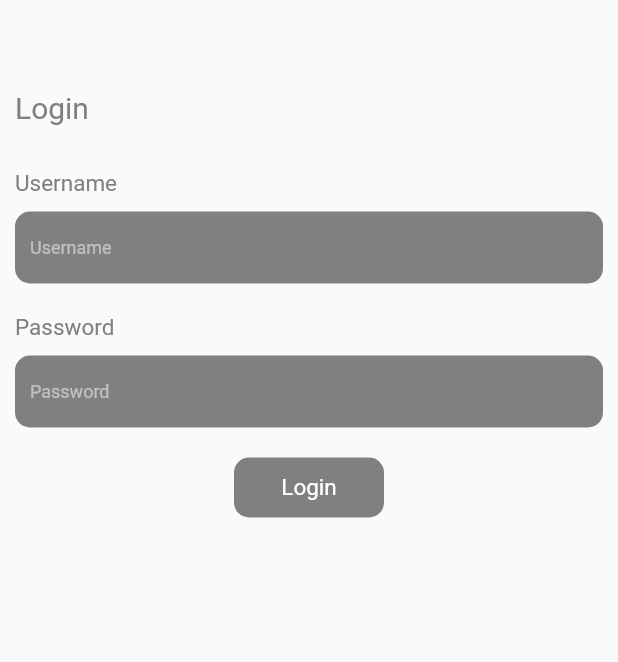
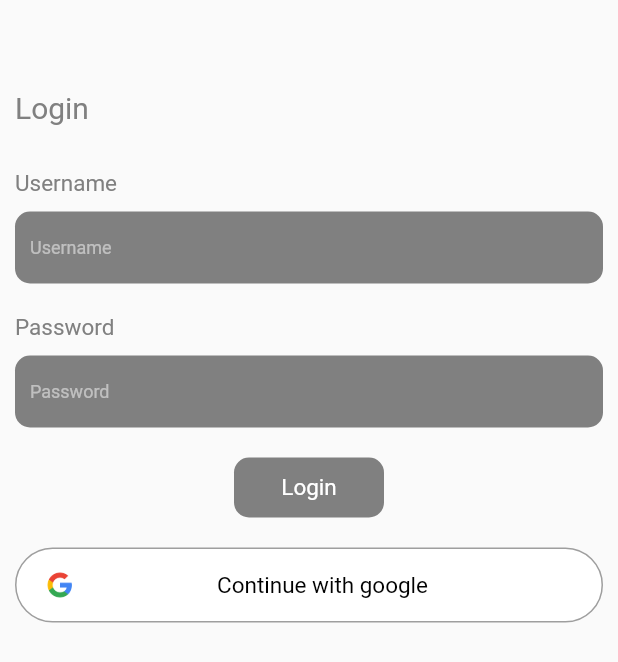
Before and after one commit to Ravi-Dhami/demo, a Flutter app: the screen it shows after launch, on a phone screen of 412 x 824 dp. Shown: the top 662 px of the screen. Run offline on Flutter 3.47's test engine with Material 2 defaults, Android fonts, the phone set to English and light mode, and no system bars; our stand-ins replace cloud_firestore, firebase_auth, firebase_core, google_sign_in; accounts and stored records are empty.

```diff
--- a/lib/main.dart
+++ b/lib/main.dart
@@ -1,7 +1,15 @@
+import 'package:demo_task/view/home/home_controller.dart';
+import 'package:demo_task/view/home/home_page.dart';
+import 'package:demo_task/view/login/login_controller.dart';
 import 'package:demo_task/view/login/login_page.dart';
+import 'package:firebase_core/firebase_core.dart';
 import 'package:flutter/material.dart';
+import 'package:provider/provider.dart';
 
-void main() {
+Future<void> main() async {
+  WidgetsFlutterBinding.ensureInitialized();
+  await Firebase.initializeApp();
+
   runApp(const MyApp());
 }
 
@@ -11,8 +19,15 @@ class MyApp extends StatelessWidget {
   // This widget is the root of your application.
   @override
   Widget build(BuildContext context) {
-    return const MaterialApp(
-      home: LoginPage(),
+    return MultiProvider(
+      providers: [
+        ChangeNotifierProvider.value(value: HomeController()),
+        ChangeNotifierProvider.value(value: LoginController()),
+      ],
+      child: const MaterialApp(
+        debugShowCheckedModeBanner: false,
+        home: LoginPage(),
+      ),
     );
   }
 }
--- a/lib/utils/constant/string.dart
+++ b/lib/utils/constant/string.dart
@@ -2,4 +2,10 @@ class AppString {
   static const String? userName = 'Username';
   static const String? password = 'Password';
   static const String? loginIn = 'Login';
+  static const String? data = 'Data';
+  static const String? name = 'Name';
+  static const String? city = 'City';
+  static const String? age = 'Age';
+  static const String? error = 'Error';
+  static const String? conWithGoogle = 'Continue with google';
 }
--- /dev/null
+++ b/lib/utils/widgets/button.dart
@@ -0,0 +1,57 @@
+import 'package:demo_task/utils/constant/color.dart';
+import 'package:flutter/material.dart';
+
+class Button extends StatelessWidget {
+  final Widget? text;
+  final Widget? prefixIcon;
+  final Widget? suffixIcon;
+  final bool? isGoogleIcon;
+  final bool? isArrowIcon;
+  final VoidCallback? onTap;
+
+  const Button(
+      {Key? key,
+      this.text,
+      this.prefixIcon,
+      this.suffixIcon,
+      this.isGoogleIcon = false,
+      this.isArrowIcon = false,
+      this.onTap})
+      : super(key: key);
+
+  @override
+  Widget build(BuildContext context) {
+    return InkWell(
+      onTap: onTap,
+      child: Container(
+        padding: const EdgeInsets.symmetric(horizontal: 20),
+        width: double.infinity,
+        height: 50,
+        decoration: BoxDecoration(
+            borderRadius: BorderRadius.circular(90),
+            border: Border.all(color: AppColor.gray),
+            color: AppColor.white),
+        child: Row(
+          mainAxisAlignment: MainAxisAlignment.spaceBetween,
+          children: [
+            isGoogleIcon == true
+                ? SizedBox(
+                    height: 18,
+                    width: 18,
+                    child: Image.asset('assets/images/google.png'))
+                : const SizedBox(),
+            Container(
+              child: text,
+            ),
+            isArrowIcon == true
+                ? const Icon(
+                    Icons.arrow_forward_ios_outlined,
+                    size: 15,
+                  )
+                : const SizedBox()
+          ],
+        ),
+      ),
+    );
+  }
+}
--- a/lib/utils/widgets/c_textfield.dart
+++ b/lib/utils/widgets/c_textfield.dart
@@ -6,13 +6,21 @@ class CommonField extends StatelessWidget {
   final String? hintText;
   final bool? isSecure;
   final String? Function(String?)? validator;
-  const CommonField({this.hintText, this.validator, this.isSecure = false});
+  final TextEditingController controller;
+  const CommonField(
+      {Key? key,
+      this.hintText,
+      this.validator,
+      this.isSecure = false,
+      required this.controller})
+      : super(key: key);
 
   @override
   Widget build(BuildContext context) {
     return Padding(
       padding: const EdgeInsets.only(bottom: 20, top: 10),
       child: TextFormField(
+        controller: controller,
         style: AppTextStyle.subTitle,
         cursorColor: AppColor.white,
         validator: validator,
--- /dev/null
+++ b/lib/view/login/login_controller.dart
@@ -0,0 +1,21 @@
+import 'package:flutter/material.dart';
+
+import '../../utils/services/firebase_function.dart';
+
+class LoginController extends ChangeNotifier {
+  final GlobalKey<FormState> loginFormKey = GlobalKey<FormState>();
+  TextEditingController nameController = TextEditingController();
+  TextEditingController passwordController = TextEditingController();
+
+  signIn(context) {
+    AuthService().signIn(
+      context,
+      name: nameController.text,
+      password: passwordController.text,
+    );
+  }
+
+  googleSignIn(context) {
+    AuthService().signInwithGoogle(context);
+  }
+}
--- a/lib/view/login/login_page.dart
+++ b/lib/view/login/login_page.dart
@@ -2,9 +2,10 @@ import 'package:demo_task/utils/constant/color.dart';
 import 'package:demo_task/utils/constant/string.dart';
 import 'package:demo_task/utils/constant/text_style.dart';
 import 'package:flutter/material.dart';
-
+import 'package:provider/provider.dart';
+import '../../utils/widgets/button.dart';
 import '../../utils/widgets/c_textfield.dart';
-import '../home/home_page.dart';
+import 'login_controller.dart';
 
 class LoginPage extends StatefulWidget {
   const LoginPage({Key? key}) : super(key: key);
@@ -14,18 +15,18 @@ class LoginPage extends StatefulWidget {
 }
 
 class _LoginPageState extends State<LoginPage> {
-  final GlobalKey<FormState> _loginFormKey = GlobalKey<FormState>();
   @override
   Widget build(BuildContext context) {
-    double height = MediaQuery.of(context).size.height;
-    double width = MediaQuery.of(context).size.width;
     return SafeArea(
-      child: Scaffold(
+      child:
+          Consumer<LoginController>(builder: (context, loginController, child) {
+        return Scaffold(
           body: Padding(
             padding: const EdgeInsets.all(10),
             child: Form(
               autovalidateMode: AutovalidateMode.onUserInteraction,
-            key: _loginFormKey,
+              key: loginController.loginFormKey,
+              child: SingleChildScrollView(
                 child: Column(
                   crossAxisAlignment: CrossAxisAlignment.start,
                   children: [
@@ -43,11 +44,13 @@ class _LoginPageState extends State<LoginPage> {
                           .copyWith(color: AppColor.lightGray, fontSize: 15),
                     ),
                     CommonField(
+                      controller: loginController.nameController,
                       hintText: AppString.userName,
                       validator: (val) {
                         if ((val!.isEmpty) || val.length <= 10) {
                           return 'enter at least 10 characters';
                         }
+                        return null;
                       },
                     ),
                     Text(
@@ -56,6 +59,7 @@ class _LoginPageState extends State<LoginPage> {
                           .copyWith(color: AppColor.lightGray, fontSize: 15),
                     ),
                     CommonField(
+                      controller: loginController.passwordController,
                       hintText: AppString.password,
                       isSecure: true,
                       validator: (val) {
@@ -65,13 +69,15 @@ class _LoginPageState extends State<LoginPage> {
                         if (val!.isEmpty || (!regex.hasMatch(val))) {
                           return 'Enter Valid Password';
                         }
+                        return null;
                       },
                     ),
                     InkWell(
                       onTap: () {
-                    if (_loginFormKey.currentState!.validate()) {
-                      Navigator.of(context).pushReplacement(
-                          MaterialPageRoute(builder: (context) => HomePage()));
+                        if (loginController.loginFormKey.currentState!
+                            .validate()) {
+                          loginController.signIn(context);
+
                           ScaffoldMessenger.of(context).showSnackBar(
                               const SnackBar(content: Text('complete')));
                         }
@@ -90,12 +96,27 @@ class _LoginPageState extends State<LoginPage> {
                           )),
                         ),
                       ),
-                )
+                    ),
+                    Padding(
+                      padding: const EdgeInsets.only(top: 20),
+                      child: Button(
+                          onTap: () {
+                            loginController.googleSignIn(context);
+                          },
+                          isGoogleIcon: true,
+                          text: Text(
+                            AppString.conWithGoogle.toString(),
+                            style: AppTextStyle.title
+                                .copyWith(fontSize: 15, color: Colors.black),
+                          )),
+                    ),
                   ],
                 ),
               ),
             ),
           ),
         );
+      }),
+    );
   }
 }
```
Also changed, not shown: lib/model/item_model.dart (+0 -11 lines), lib/utils/services/firebase_function.dart (added, +59 -0 lines), lib/view/home/home_controller.dart (added, +38 -0 lines), lib/view/home/home_page.dart (+38 -68 lines), pubspec.yaml (+7 -2 lines), assets/images/google.png (added), pubspec.lock, 3 other files. Lines whose indentation alone changed are shown as unchanged.
